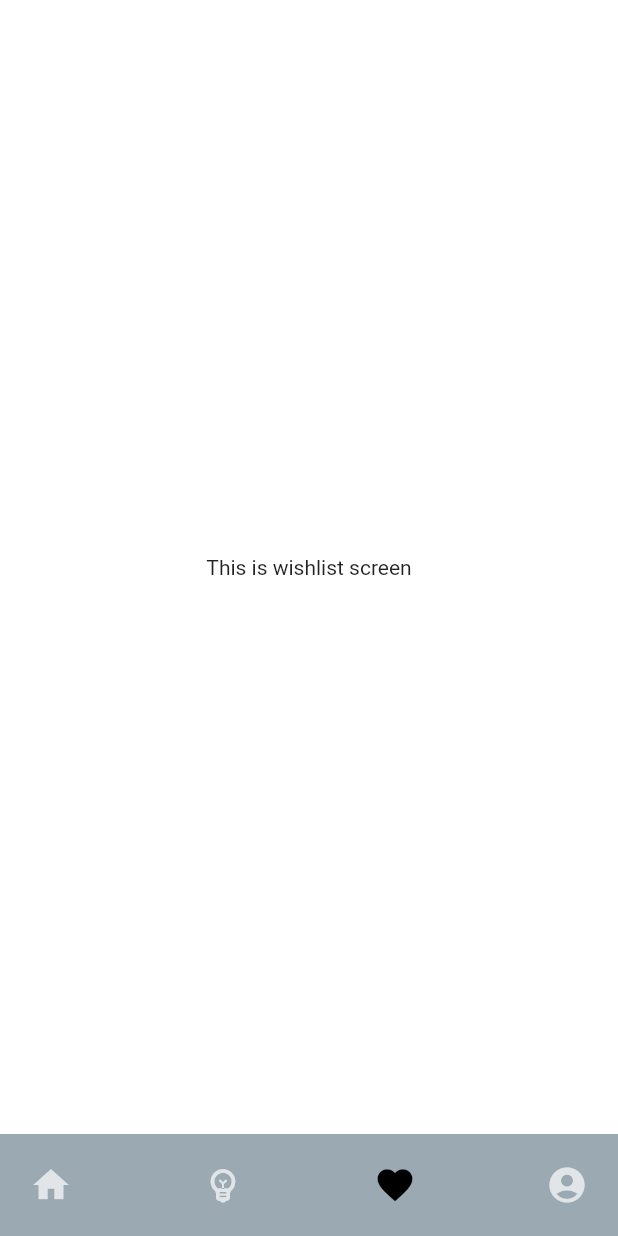
After one commit to bilardos29/xtramiletest, a Flutter app: the MainAppPage screen opened directly, item 3 of the bottom bar chosen, on a phone screen of 412 x 824 dp. The commit adds this screen. Run offline on Flutter 3.47's test engine with Material 2 defaults, Android fonts, the phone set to English and light mode, and no system bars; our stand-ins replace dio, flutter_rating_bar.

Commit message:
-add account page -add wishlist page -add discover page -add function on bottom menu

```diff
--- /dev/null
+++ b/lib/screens/main_app_page.dart
@@ -0,0 +1,26 @@
+import 'package:flutter/material.dart';
+import 'package:xtramilemobiletest/screens/main_controller.dart';
+import 'package:provider/provider.dart';
+import 'package:xtramilemobiletest/widgets/bottom_menu_widget.dart';
+
+class MainAppPage extends StatefulWidget {
+  const MainAppPage({Key? key}) : super(key: key);
+
+  @override
+  State<MainAppPage> createState() => _MainAppPageState();
+}
+
+class _MainAppPageState extends State<MainAppPage> {
+  late MainController controller;
+
+  @override
+  Widget build(BuildContext context) {
+    controller = Provider.of<MainController>(context);
+    return Scaffold(
+      bottomNavigationBar: BottomMenuWidget(),
+      body: SafeArea(
+        child: controller.screen,
+      ),
+    );
+  }
+}
--- /dev/null
+++ b/lib/screens/main_controller.dart
@@ -0,0 +1,21 @@
+import 'package:flutter/cupertino.dart';
+import 'package:xtramilemobiletest/screens/home_page/view.dart';
+
+class MainController extends ChangeNotifier {
+  int _isSelected = 0;
+  late Widget _screen = const HomePage();
+
+  set isSelected(int val){
+    _isSelected = val;
+    notifyListeners();
+  }
+
+  int get isSelected => _isSelected;
+
+  set screen(Widget val){
+    _screen = val;
+    notifyListeners();
+  }
+
+  Widget get screen => _screen;
+}
--- /dev/null
+++ b/lib/screens/wishlist/view.dart
@@ -0,0 +1,17 @@
+import 'package:flutter/material.dart';
+
+class WishlistPage extends StatefulWidget {
+  const WishlistPage({Key? key}) : super(key: key);
+
+  @override
+  State<WishlistPage> createState() => _WishlistPageState();
+}
+
+class _WishlistPageState extends State<WishlistPage> {
+  @override
+  Widget build(BuildContext context) {
+    return const Center(
+      child: Text("This is wishlist screen"),
+    );
+  }
+}
--- a/lib/widgets/bottom_menu_widget.dart
+++ b/lib/widgets/bottom_menu_widget.dart
@@ -1,13 +1,27 @@
 import 'package:flutter/material.dart';
+import 'package:provider/provider.dart';
 import 'package:xtramilemobiletest/models/bottom_menu_model.dart';
+import 'package:xtramilemobiletest/screens/account/view.dart';
+import 'package:xtramilemobiletest/screens/home_page/view.dart';
+import 'package:xtramilemobiletest/screens/main_controller.dart';
 
+import '../screens/list_discover_movies/view.dart';
+import '../screens/wishlist/view.dart';
 import '../utils/color.dart';
-
-class BottomMenuWidget extends StatelessWidget {
+class BottomMenuWidget extends StatefulWidget {
   const BottomMenuWidget({Key? key}) : super(key: key);
 
   @override
+  State<BottomMenuWidget> createState() => _BottomMenuWidgetState();
+}
+
+class _BottomMenuWidgetState extends State<BottomMenuWidget> {
+
+  late MainController controller;
+
+  @override
   Widget build(BuildContext context) {
+    controller = Provider.of<MainController>(context);
     return Container(
       color: AppColor.skate.shade300,
       padding: const EdgeInsets.all(12),
@@ -19,21 +33,38 @@ class BottomMenuWidget extends StatelessWidget {
               model: BottomMenuModel(
                   title: "Home",
                   image: Icons.home,
-                  isSelected: true,
-                  onClick: () {})),
+                  isSelected: controller.isSelected == 0,
+                  onClick: () {
+                    controller.isSelected = 0;
+                    controller.screen = const HomePage();
+                  })),
           BotttomMenuIcon(
               model: BottomMenuModel(
                   title: "Discover",
                   image: Icons.emoji_objects_outlined,
-                  onClick: () {})),
+                  isSelected: controller.isSelected == 1,
+                  onClick: () {
+                    controller.isSelected = 1;
+                    controller.screen = const DiscoverPage();
+                  })),
           BotttomMenuIcon(
               model: BottomMenuModel(
-                  title: "Favorite", image: Icons.favorite, onClick: () {})),
+                  title: "Favorite",
+                  image: Icons.favorite,
+                  isSelected: controller.isSelected == 2,
+                  onClick: () {
+                    controller.isSelected = 2;
+                    controller.screen = const WishlistPage();
+                  })),
           BotttomMenuIcon(
               model: BottomMenuModel(
                   title: "Account",
                   image: Icons.account_circle,
-                  onClick: () {})),
+                  isSelected: controller.isSelected == 3,
+                  onClick: () {
+                    controller.isSelected = 3;
+                    controller.screen = const AccountPage();
+                  })),
         ],
       ),
     );
@@ -47,12 +78,15 @@ class BotttomMenuIcon extends StatelessWidget {
 
   @override
   Widget build(BuildContext context) {
-    return Container(
-        padding: const EdgeInsets.all(8),
-        child: Icon(
-          model.image,
-          size: 28,
-          color: model.isSelected ? Colors.black : Colors.white70,
-        ));
+    return InkWell(
+      onTap: model.onClick,
+      child: Container(
+          padding: const EdgeInsets.all(8),
+          child: Icon(
+            model.image,
+            size: 28,
+            color: model.isSelected ? Colors.black : Colors.white70,
+          )),
+    );
   }
 }
```
Also changed, not shown: lib/main.dart (+15 -7 lines), lib/screens/account/view.dart (added, +102 -0 lines), lib/screens/home_page/view.dart (+2 -11 lines), lib/screens/list_discover_movies/view.dart (added, +17 -0 lines).
